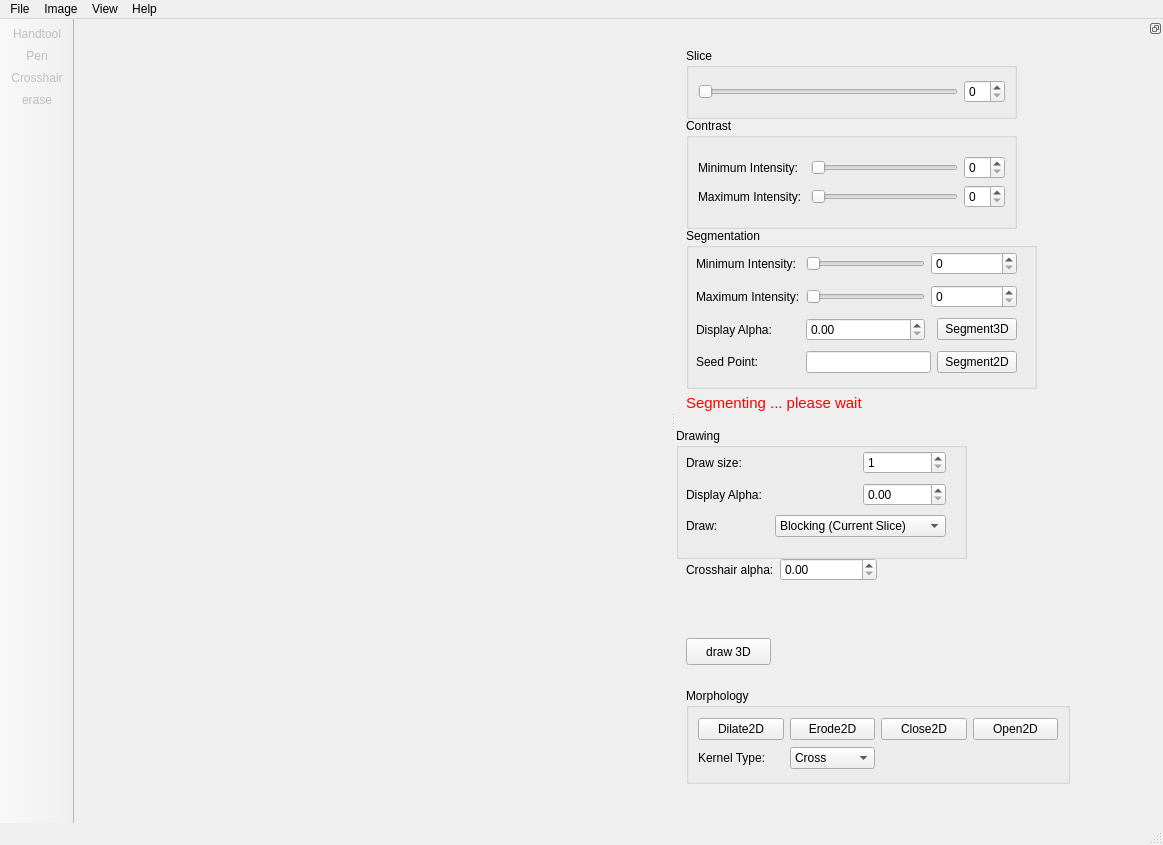
Above: src/mainwindow.ui from delcypher/simi-qt before the change. Below: the same form after it.
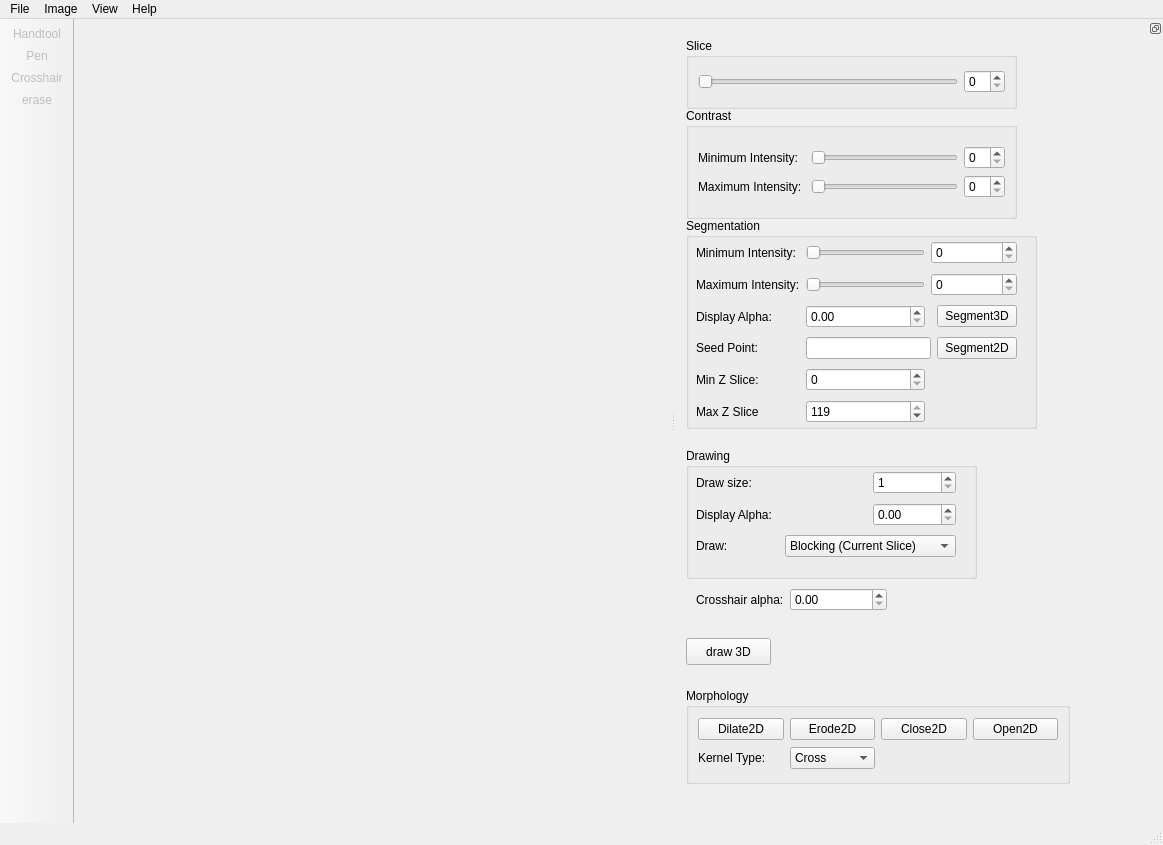
That is the form after the change. Icons and pictures are not drawn. Custom widgets are drawn as their Qt base class.

Commit message: Added min Z and max Z spinboxes (empty)

```diff
--- a/src/mainwindow.ui
+++ b/src/mainwindow.ui
@@ -136,7 +136,7 @@
      <property name="geometry">
       <rect>
        <x>10</x>
-       <y>10</y>
+       <y>0</y>
        <width>331</width>
        <height>71</height>
       </rect>
@@ -165,7 +165,7 @@
      <property name="geometry">
       <rect>
        <x>10</x>
-       <y>80</y>
+       <y>70</y>
        <width>331</width>
        <height>111</height>
       </rect>
@@ -217,8 +217,8 @@
     <widget class="QGroupBox" name="groupBox">
      <property name="geometry">
       <rect>
-       <x>0</x>
-       <y>390</y>
+       <x>10</x>
+       <y>410</y>
        <width>291</width>
        <height>131</height>
       </rect>
@@ -306,9 +306,9 @@
      <property name="geometry">
       <rect>
        <x>10</x>
-       <y>190</y>
+       <y>180</y>
        <width>351</width>
-       <height>161</height>
+       <height>211</height>
       </rect>
      </property>
      <property name="title">
@@ -320,7 +320,7 @@
         <x>10</x>
         <y>20</y>
         <width>321</width>
-        <height>132</height>
+        <height>191</height>
        </rect>
       </property>
       <layout class="QGridLayout" name="gridLayout_5">
@@ -403,6 +403,37 @@
          </property>
         </widget>
        </item>
+       <item row="4" column="0">
+        <widget class="QLabel" name="label_6">
+         <property name="text">
+          <string>Min Z Slice:</string>
+         </property>
+        </widget>
+       </item>
+       <item row="5" column="0">
+        <widget class="QLabel" name="label_7">
+         <property name="text">
+          <string>Max Z Slice</string>
+         </property>
+        </widget>
+       </item>
+       <item row="4" column="1">
+        <widget class="QSpinBox" name="minZSliceSpinBox">
+         <property name="maximum">
+          <number>119</number>
+         </property>
+        </widget>
+       </item>
+       <item row="5" column="1">
+        <widget class="QSpinBox" name="maxZSliceSpinBox">
+         <property name="maximum">
+          <number>119</number>
+         </property>
+         <property name="value">
+          <number>119</number>
+         </property>
+        </widget>
+       </item>
       </layout>
      </widget>
     </widget>
@@ -486,8 +517,8 @@
     <widget class="QWidget" name="layoutWidget">
      <property name="geometry">
       <rect>
-       <x>10</x>
-       <y>520</y>
+       <x>20</x>
+       <y>550</y>
        <width>191</width>
        <height>31</height>
       </rect>
@@ -515,29 +546,6 @@
       </item>
      </layout>
     </widget>
-    <widget class="QLabel" name="segmentationLabel">
-     <property name="enabled">
-      <bool>true</bool>
-     </property>
-     <property name="geometry">
-      <rect>
-       <x>10</x>
-       <y>350</y>
-       <width>201</width>
-       <height>31</height>
-      </rect>
-     </property>
-     <property name="text">
-      <string>&lt;!DOCTYPE HTML PUBLIC &quot;-//W3C//DTD HTML 4.0//EN&quot; &quot;http://www.w3.org/TR/REC-html40/strict.dtd&quot;&gt;
-&lt;html&gt;&lt;head&gt;&lt;meta name=&quot;qrichtext&quot; content=&quot;1&quot; /&gt;&lt;style type=&quot;text/css&quot;&gt;
-p, li { white-space: pre-wrap; }
-&lt;/style&gt;&lt;/head&gt;&lt;body style=&quot; font-family:'Ubuntu'; font-size:11pt; font-weight:400; font-style:normal;&quot;&gt;
-&lt;p style=&quot; margin-top:0px; margin-bottom:0px; margin-left:0px; margin-right:0px; -qt-block-indent:0; text-indent:0px;&quot;&gt;&lt;span style=&quot; color:#ff0000;&quot;&gt;Segmenting ... please wait&lt;/span&gt;&lt;/p&gt;&lt;/body&gt;&lt;/html&gt;</string>
-     </property>
-     <property name="textFormat">
-      <enum>Qt::RichText</enum>
-     </property>
-    </widget>
    </widget>
   </widget>
   <action name="actionOpen_Image">
```
Left out of the diff: 14 changed lines with no effect on the pictures. The commit also changes 1 other file.
